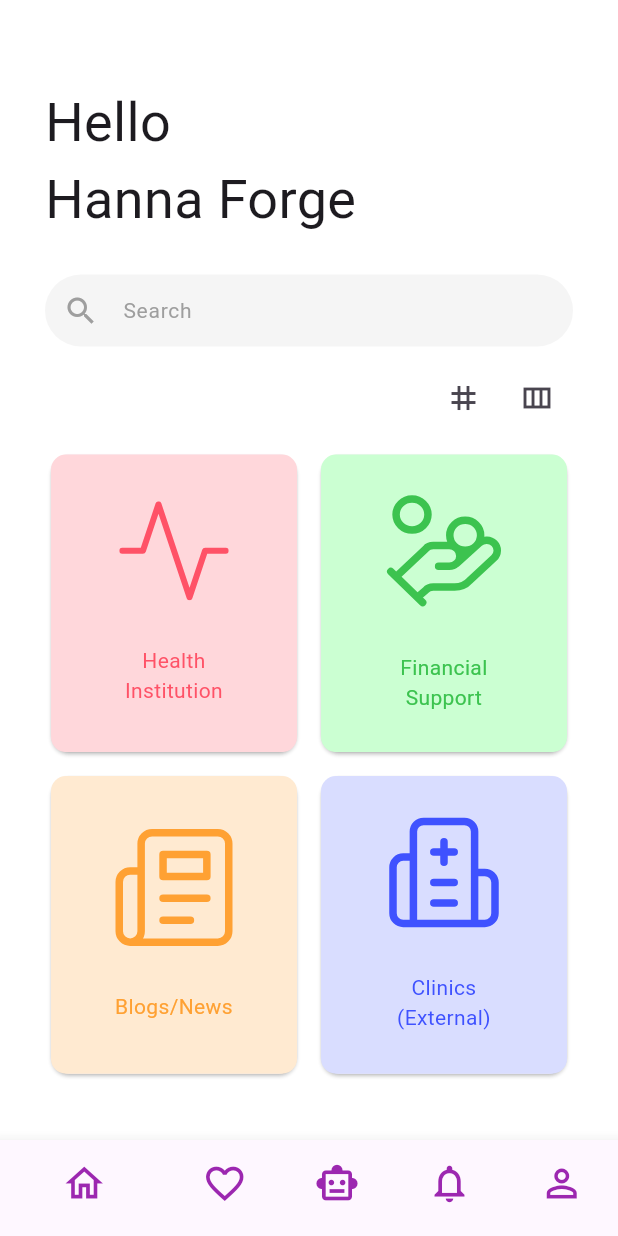
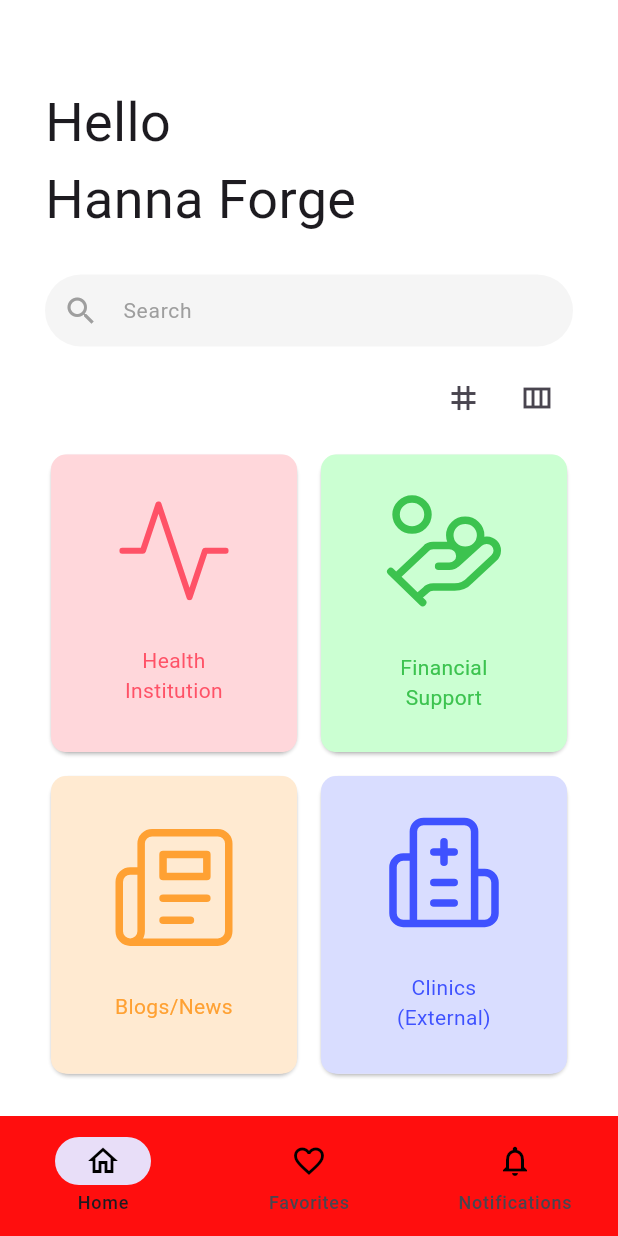
Before and after one commit to CapillanesFrizty/CanLineCom, a Flutter app: the screen it shows after launch, item 2 of the bottom bar chosen, after a tap on "Home", on a phone screen of 412 x 824 dp. Run offline on Flutter 3.47's test engine with Material 3 defaults, Android fonts, the phone set to English and light mode, and no system bars; our stand-ins replace flutter_svg, go_router, supabase_flutter; accounts and stored records are empty.

Commit message:
Navbar update

```diff
--- a/canlineapp/lib/Layouts/Scaffold/ScaffoldLayout.dart
+++ b/canlineapp/lib/Layouts/Scaffold/ScaffoldLayout.dart
@@ -21,10 +21,12 @@ class ScaffoldLayoutWidget extends StatefulWidget {
 
 class _ScaffoldLayoutWidgetState extends State<ScaffoldLayoutWidget> {
   int _currentIndex = 0;
+  GlobalKey<ScaffoldState> _scaffoldKey = GlobalKey<ScaffoldState>();
 
   final List<String> _routes = [
     '/', // Home route
     '/favorites',
+    '/notifications',
   ];
 
   @override
@@ -41,6 +43,7 @@ class _ScaffoldLayoutWidgetState extends State<ScaffoldLayoutWidget> {
     }
 
     return Scaffold(
+      key: _scaffoldKey,
       backgroundColor: Colors.white,
       appBar: AppBar(
         elevation: widget.elevation,
@@ -48,49 +51,53 @@ class _ScaffoldLayoutWidgetState extends State<ScaffoldLayoutWidget> {
         actions: widget.actionsWidget,
         leading: widget.leadingWidget,
       ),
-      bottomNavigationBar: BottomNavigationBar(
-        currentIndex: _currentIndex,
-        items: const [
-          BottomNavigationBarItem(
-            icon: Icon(Icons.home_outlined, size: 30, color: Colors.purple),
-            label: 'Home',
+      bottomNavigationBar: NavigationBar(
+        backgroundColor: const Color.fromARGB(255, 255, 14, 14),
+        destinations: const [
+          NavigationDestination(
+              icon: Icon(
+                Icons.home_outlined,
+                color: Colors.black,
               ),
-          BottomNavigationBarItem(
-            icon: Icon(Icons.favorite_outline, size: 30, color: Colors.purple),
-            label: 'Favorites',
+              label: 'Home'),
+          NavigationDestination(
+              icon: Icon(
+                Icons.favorite_outline,
+                color: Colors.black,
               ),
-          BottomNavigationBarItem(
-            icon:
-                Icon(Icons.smart_toy_outlined, size: 30, color: Colors.purple),
-            label: 'Smart Toy',
+              label: 'Favorites'),
+          NavigationDestination(
+            icon: Icon(
+              Icons.notifications_outlined,
+              color: Colors.black,
             ),
-          BottomNavigationBarItem(
-            icon: Icon(Icons.notifications_outlined,
-                size: 30, color: Colors.purple),
             label: 'Notifications',
           ),
-          BottomNavigationBarItem(
-            icon: Icon(Icons.person_outline, size: 30, color: Colors.purple),
-            label: 'Profile',
-          ),
         ],
-        showSelectedLabels: false,
-        showUnselectedLabels: false,
-        onTap: (index) {
+        selectedIndex: _currentIndex,
+        onDestinationSelected: (int index) {
+          if (_currentIndex == index) {
+            // If the same tab is clicked, update the scaffold key to force a refresh
+            setState(() {
+              _scaffoldKey = GlobalKey<ScaffoldState>();
+            });
+          } else {
             setState(() {
               _currentIndex = index;
             });
 
-          // Navigate to the selected route using GoRouter
+            // Navigate using GoRouter based on selected index
             switch (index) {
               case 0:
-              context.go('/');
+                GoRouter.of(context).go('/');
                 break;
               case 1:
-              context.go('/favorites');
+                GoRouter.of(context).go('/favorites');
                 break;
-            default:
+              case 2:
+                GoRouter.of(context).go('/notifications');
                 break;
+            }
           }
         },
       ),
@@ -98,3 +105,52 @@ class _ScaffoldLayoutWidgetState extends State<ScaffoldLayoutWidget> {
     );
   }
 }
+
+
+//  BottomNavigationBar(
+//         backgroundColor: const Color(0xFF000000),
+//         currentIndex: _currentIndex,
+//         items: const [
+//           BottomNavigationBarItem(
+//             icon: Icon(Icons.home_outlined, size: 30, color: Colors.purple),
+//             label: 'Home',
+//           ),
+//           BottomNavigationBarItem(
+//             icon: Icon(Icons.favorite_outline, size: 30, color: Colors.purple),
+//             label: 'Favorites',
+//           ),
+//           // BottomNavigationBarItem(
+//           //   icon:
+//           //       Icon(Icons.smart_toy_outlined, size: 30, color: Colors.purple),
+//           //   label: 'Smart Toy',
+//           // ),
+//           BottomNavigationBarItem(
+//             icon: Icon(Icons.notifications_outlined,
+//                 size: 30, color: Colors.purple),
+//             label: 'Notifications',
+//           ),
+//           // BottomNavigationBarItem(
+//           //   icon: Icon(Icons.person_outline, size: 30, color: Colors.purple),
+//           //   label: 'Profile',
+//           // ),
+//         ],
+//         showSelectedLabels: false,
+//         showUnselectedLabels: false,
+//         onTap: (index) {
+//           setState(() {
+//             _currentIndex = index;
+//           });
+
+//           // Navigate to the selected route using GoRouter
+//           switch (index) {
+//             case 0:
+//               context.go('/');
+//               break;
+//             case 1:
+//               context.go('/favorites');
+//               break;
+//             default:
+//               break;
+//           }
+//         },
+//       ),
```
Also changed, not shown: canlineapp/pubspec.lock. Lines whose indentation alone changed are shown as unchanged.
